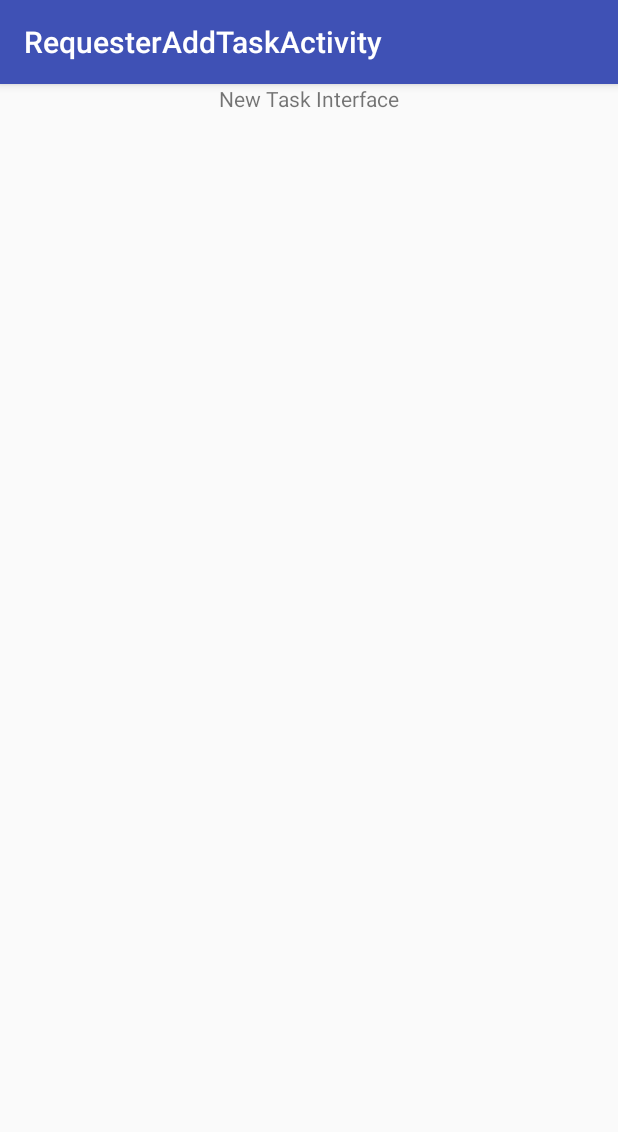
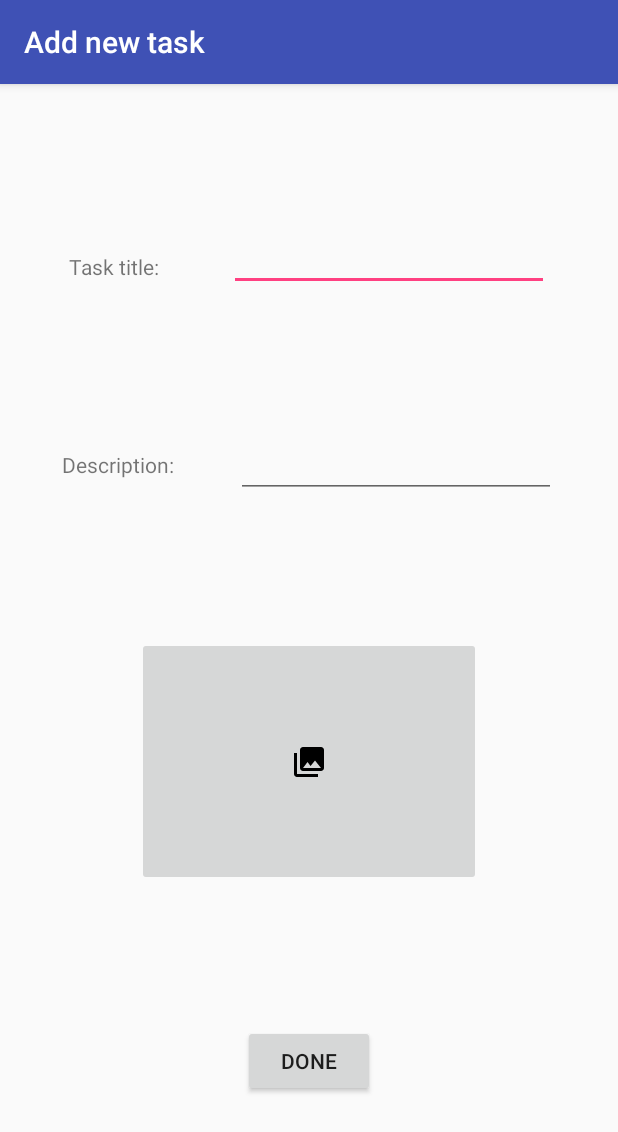
Before and after one commit to sxiuchen/301Team12-, an Android app: the RequesterAddTaskActivity screen opened directly, with no data from a screen before it, on a phone screen of 412 x 824 dp. Shown: the top 1132 px of the screen. Run offline under Robolectric (Android 15) with nearby library versions, the phone set to English and light mode, and no system bars.

Commit message:
fill in new interface

```diff
--- a/app/src/main/java/com/example/dada/View/LoginActivity.java
+++ b/app/src/main/java/com/example/dada/View/LoginActivity.java
@@ -45,8 +45,8 @@ public class LoginActivity extends AppCompatActivity {
         setContentView(R.layout.activity_login);
 
         //for testing
-        Intent intentProviderMain = new Intent(getApplicationContext(), RequesterMainActivity.class);
-        startActivity(intentProviderMain);
+//        Intent intentProviderMain = new Intent(getApplicationContext(), RequesterMainActivity.class);
+//        startActivity(intentProviderMain);
 
         usernameText = findViewById(R.id.edit_text_login_username);
 
--- a/app/src/main/java/com/example/dada/View/RequesterAddTaskActivity.java
+++ b/app/src/main/java/com/example/dada/View/RequesterAddTaskActivity.java
@@ -1,11 +1,13 @@
 package com.example.dada.View;
 
+import android.content.Intent;
 import android.os.Bundle;
 import android.support.design.widget.FloatingActionButton;
 import android.support.design.widget.Snackbar;
 import android.support.v7.app.AppCompatActivity;
 import android.support.v7.widget.Toolbar;
 import android.view.View;
+import android.widget.Button;
 
 import com.example.dada.R;
 
@@ -18,6 +20,13 @@ public class RequesterAddTaskActivity extends AppCompatActivity {
         Toolbar toolbar = (Toolbar) findViewById(R.id.toolbar);
         setSupportActionBar(toolbar);
 
+        Button done_button = (Button) findViewById(R.id.newTask_done_button);
+        done_button.setOnClickListener(new View.OnClickListener(){
+            public void onClick(View v){
+                finish();
+            }
+        });
+
     }
 
 }
--- a/app/src/main/res/layout/content_requester_add_task.xml
+++ b/app/src/main/res/layout/content_requester_add_task.xml
@@ -8,14 +8,74 @@
     tools:context="com.example.dada.View.RequesterAddTaskActivity"
     tools:showIn="@layout/activity_requester_add_task">
 
+    <EditText
+        android:id="@+id/editText"
+        android:layout_width="wrap_content"
+        android:layout_height="wrap_content"
+        android:layout_marginEnd="8dp"
+        android:ems="10"
+        android:inputType="textPersonName"
+        app:layout_constraintBottom_toTopOf="@+id/editText2"
+        app:layout_constraintEnd_toEndOf="parent"
+        app:layout_constraintHorizontal_bias="0.5"
+        app:layout_constraintStart_toEndOf="@+id/hint_taskTitle"
+        app:layout_constraintTop_toTopOf="parent" />
+
     <TextView
-        android:id="@+id/textView2"
+        android:id="@+id/hint_taskTitle"
         android:layout_width="wrap_content"
         android:layout_height="wrap_content"
         android:layout_marginEnd="8dp"
         android:layout_marginStart="8dp"
-        android:text="New Task Interface"
+        android:text="Task title:"
+        app:layout_constraintBottom_toTopOf="@+id/textView3"
+        app:layout_constraintEnd_toStartOf="@+id/editText"
+        app:layout_constraintHorizontal_bias="0.5"
+        app:layout_constraintStart_toStartOf="parent"
+        app:layout_constraintTop_toTopOf="parent" />
+
+    <EditText
+        android:id="@+id/editText2"
+        android:layout_width="wrap_content"
+        android:layout_height="wrap_content"
+        android:ems="10"
+        android:inputType="textMultiLine"
+        app:layout_constraintBottom_toTopOf="@+id/imageButton2"
         app:layout_constraintEnd_toEndOf="parent"
+        app:layout_constraintHorizontal_bias="0.5"
+        app:layout_constraintStart_toEndOf="@+id/textView3"
+        app:layout_constraintTop_toBottomOf="@+id/editText" />
+
+    <TextView
+        android:id="@+id/textView3"
+        android:layout_width="wrap_content"
+        android:layout_height="wrap_content"
+        android:text="Description:"
+        app:layout_constraintBottom_toTopOf="@+id/imageButton2"
+        app:layout_constraintEnd_toStartOf="@+id/editText2"
+        app:layout_constraintHorizontal_bias="0.5"
         app:layout_constraintStart_toStartOf="parent"
-        tools:layout_editor_absoluteY="203dp" />
+        app:layout_constraintTop_toBottomOf="@+id/editText" />
+
+    <ImageButton
+        android:id="@+id/imageButton2"
+        android:layout_width="229dp"
+        android:layout_height="166dp"
+        app:layout_constraintBottom_toTopOf="@+id/newTask_done_button"
+        app:layout_constraintEnd_toEndOf="parent"
+        app:layout_constraintHorizontal_bias="0.5"
+        app:layout_constraintStart_toStartOf="parent"
+        app:layout_constraintTop_toBottomOf="@+id/editText2"
+        app:srcCompat="@drawable/ic_menu_gallery" />
+
+    <Button
+        android:id="@+id/newTask_done_button"
+        android:layout_width="wrap_content"
+        android:layout_height="wrap_content"
+        android:text="DONE"
+        app:layout_constraintBottom_toBottomOf="parent"
+        app:layout_constraintEnd_toEndOf="parent"
+        app:layout_constraintHorizontal_bias="0.5"
+        app:layout_constraintStart_toStartOf="parent"
+        app:layout_constraintTop_toBottomOf="@+id/imageButton2" />
 </android.support.constraint.ConstraintLayout>
--- a/app/src/main/res/values/strings.xml
+++ b/app/src/main/res/values/strings.xml
@@ -21,6 +21,7 @@
         <item>MY TASKS</item>
         <item>PROFILE</item>
     </string-array>
-    <string name="title_activity_requester_add_task">RequesterAddTaskActivity</string>
+
+    <string name="title_activity_requester_add_task">Add new task</string>
 
 </resources>
```
